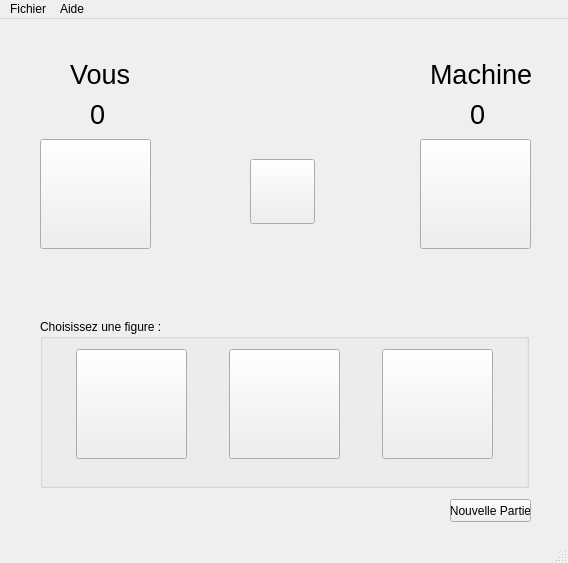
First picture: the form in SEMESTRE-2/SAE/Chifumi_S2.01/MonChifoumi/chifoumivue.ui, repository LaradiMoussa/BUT, before the edit.
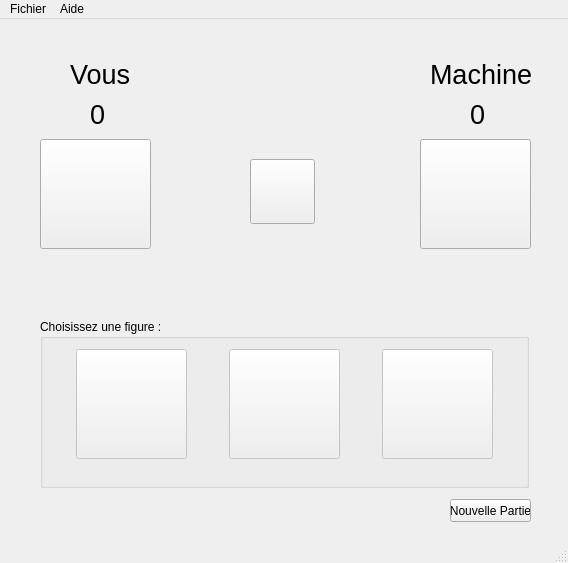
Second picture: the form after the edit. Icons and pictures are not drawn.

Diff of the .ui file:
```diff
--- a/SEMESTRE-2/SAE/Chifumi_S2.01/MonChifoumi/chifoumivue.ui
+++ b/SEMESTRE-2/SAE/Chifumi_S2.01/MonChifoumi/chifoumivue.ui
@@ -149,7 +149,7 @@
      <rect>
       <x>90</x>
       <y>80</y>
-      <width>16</width>
+      <width>31</width>
       <height>31</height>
      </rect>
     </property>
@@ -167,7 +167,7 @@
      <rect>
       <x>470</x>
       <y>80</y>
-      <width>16</width>
+      <width>31</width>
       <height>31</height>
      </rect>
     </property>
@@ -239,7 +239,10 @@
      </property>
      <layout class="QHBoxLayout" name="horizontalLayout">
       <item>
-       <widget class="QPushButton" name="pushButton">
+       <widget class="QPushButton" name="Ciseaux">
+        <property name="enabled">
+         <bool>false</bool>
+        </property>
         <property name="minimumSize">
          <size>
           <width>111</width>
@@ -268,7 +271,10 @@
        </widget>
       </item>
       <item>
-       <widget class="QPushButton" name="pushButton_5">
+       <widget class="QPushButton" name="Feuille">
+        <property name="enabled">
+         <bool>false</bool>
+        </property>
         <property name="minimumSize">
          <size>
           <width>111</width>
@@ -297,7 +303,10 @@
        </widget>
       </item>
       <item>
-       <widget class="QPushButton" name="pushButton_2">
+       <widget class="QPushButton" name="Pierre">
+        <property name="enabled">
+         <bool>false</bool>
+        </property>
         <property name="minimumSize">
          <size>
           <width>111</width>
```
Left out of the diff: 25 changed lines with no effect on the pictures.
